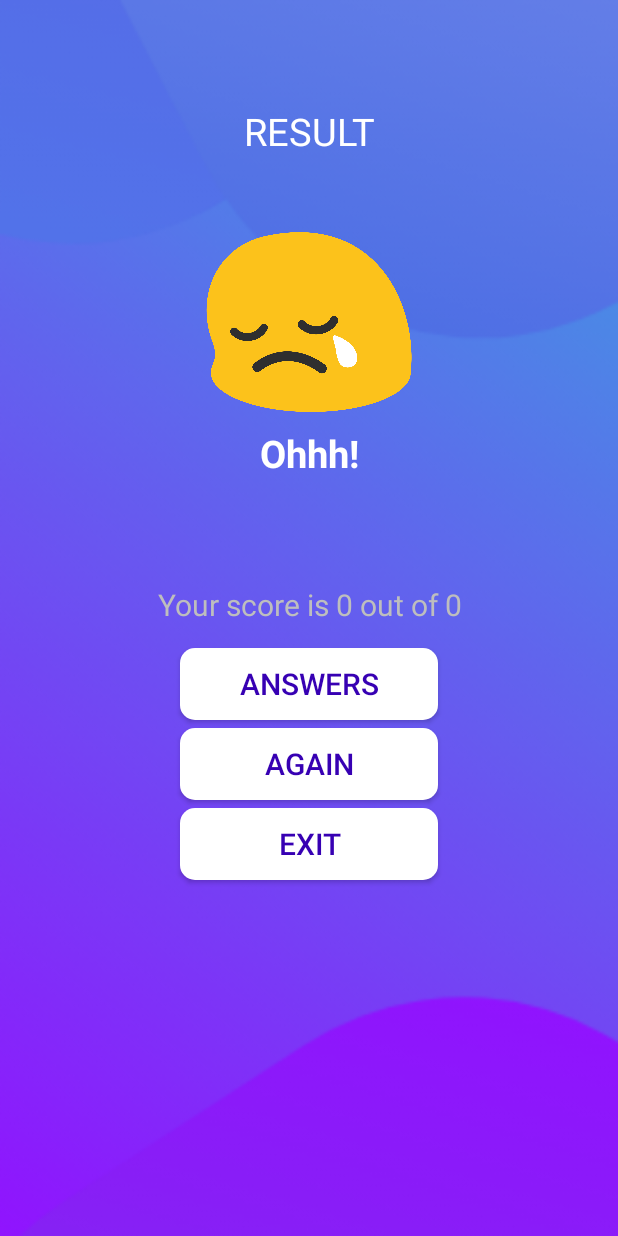
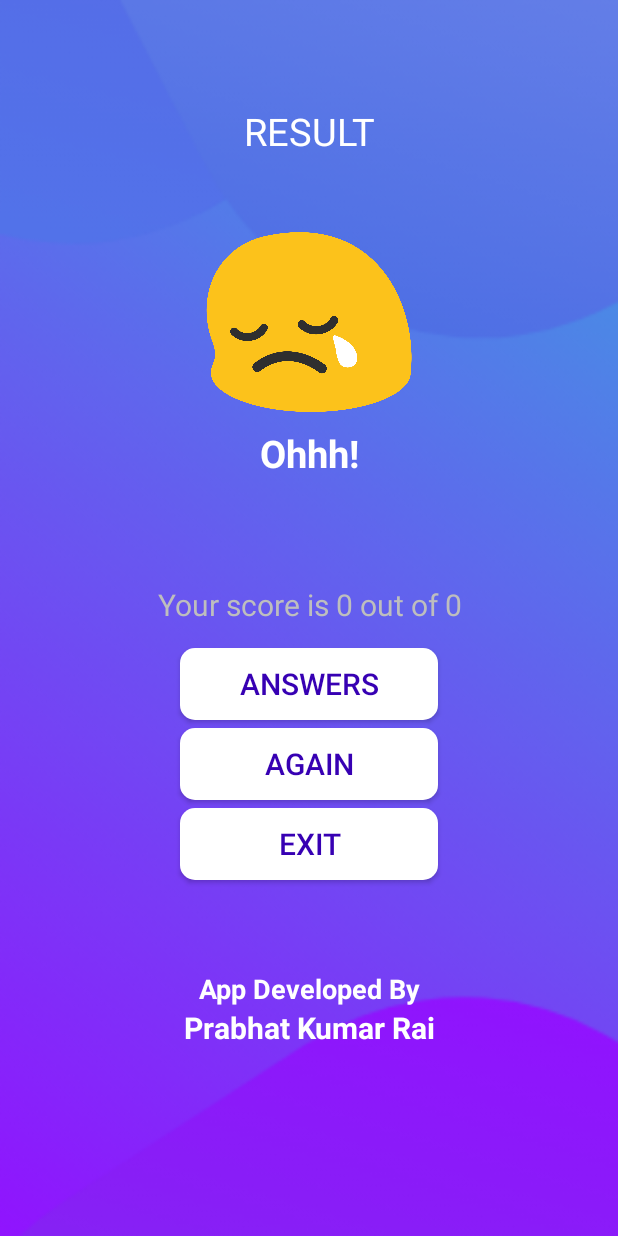
Before and after one commit to Prabhat7930/QuizApp, an Android app: the ResultAcitivity screen opened directly, with no data from a screen before it, on a phone screen of 412 x 824 dp. Run offline under Robolectric (Android 15) with nearby library versions, the phone set to English and light mode, and no system bars.

Commit message:
final commit

```diff
--- a/app/src/main/java/com/example/quizapp/ResultAcitivity.kt
+++ b/app/src/main/java/com/example/quizapp/ResultAcitivity.kt
@@ -60,7 +60,7 @@ class ResultAcitivity : AppCompatActivity() {
                 sadEmoji.visibility = View.GONE
             }
             else -> {
-                Toast.makeText(this, "Ohh! ${intent.getStringExtra(Constants.userName)} you Failed...Go Study!", Toast.LENGTH_LONG).show()
+                Toast.makeText(this, "Ohh! Poor ${intent.getStringExtra(Constants.userName)} you Failed...Go Study!", Toast.LENGTH_LONG).show()
                 finalMsg.text = "Ohhh!"
                 goldMedal.visibility = View.GONE
                 silverMedal.visibility = View.GONE
--- a/app/src/main/res/drawable/wrong_option_bg.xml
+++ b/app/src/main/res/drawable/wrong_option_bg.xml
@@ -1,7 +1,7 @@
 <?xml version="1.0" encoding="utf-8"?>
 <shape xmlns:android="http://schemas.android.com/apk/res/android"
     android:shape="rectangle">
-    <solid android:color="#ff9f1c"/>
+    <solid android:color="@android:color/holo_red_light"/>
     <corners android:radius="5dp" />
 
 </shape>
--- a/app/src/main/res/layout/activity_result_acitivity.xml
+++ b/app/src/main/res/layout/activity_result_acitivity.xml
@@ -143,4 +143,25 @@
         android:background="@drawable/other1_option_button_bg">
     </androidx.appcompat.widget.AppCompatButton>
 
+    <TextView
+        android:layout_width="match_parent"
+        android:layout_height="wrap_content"
+        android:layout_marginTop="60dp"
+        android:text="@string/credit"
+        android:gravity="center"
+        android:textSize="18sp"
+        android:textStyle="bold"
+        android:textColor="@color/white">
+    </TextView>
+
+    <TextView
+        android:layout_width="match_parent"
+        android:layout_height="wrap_content"
+        android:text="@string/developer"
+        android:gravity="center"
+        android:textSize="20sp"
+        android:textStyle="bold"
+        android:textColor="@color/white">
+    </TextView>
+
 </LinearLayout>
--- a/app/src/main/res/values/strings.xml
+++ b/app/src/main/res/values/strings.xml
@@ -10,6 +10,8 @@
     <string name="congrats">Congratulations!</string>
     <string name="again">AGAIN</string>
     <string name="exit">EXIT</string>
+    <string name="credit">App Developed By</string>
+    <string name="developer">Prabhat Kumar Rai</string>
     <string name="back">BACK</string>
     <string name="hint">!</string>
     <string name="answers">ANSWERS</string>
--- a/build.gradle
+++ b/build.gradle
@@ -1,6 +1,6 @@
 // Top-level build file where you can add configuration options common to all sub-projects/modules.
 plugins {
-    id 'com.android.application' version '7.3.1' apply false
-    id 'com.android.library' version '7.3.1' apply false
+    id 'com.android.application' version '8.1.2' apply false
+    id 'com.android.library' version '8.1.2' apply false
     id 'org.jetbrains.kotlin.android' version '1.7.20' apply false
 }
--- a/gradle.properties
+++ b/gradle.properties
@@ -21,3 +21,5 @@ kotlin.code.style=official
 # resources declared in the library itself and none from the library's dependencies,
 # thereby reducing the size of the R class for that library
 android.nonTransitiveRClass=true
+android.defaults.buildfeatures.buildconfig=true
+android.nonFinalResIds=false
```
Also changed, not shown: app/src/main/java/com/example/quizapp/QuizQuestionActivity.kt (+51 -15 lines), app/src/main/res/drawable/default_hint_button_bg.xml (+17 -5 lines), app/src/main/res/drawable/default_option_button_bg.xml (+17 -5 lines), gradle/wrapper/gradle-wrapper.properties.
